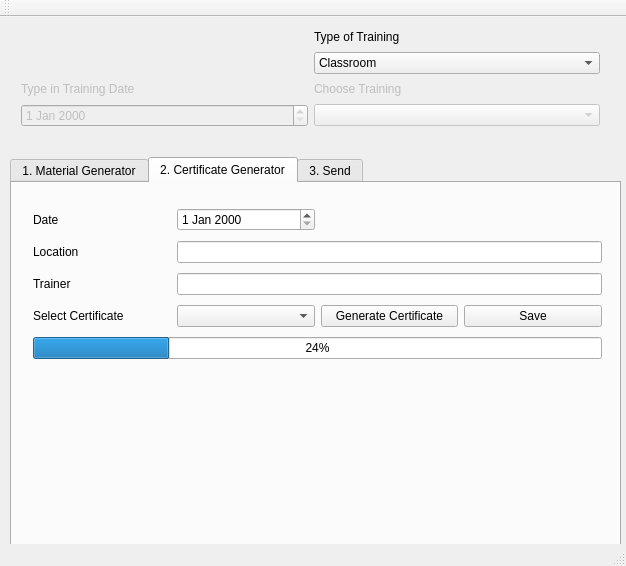
Above: ui/mainwindow.ui from QVllasa/TrainingTool before the change. Below: the same form after it.
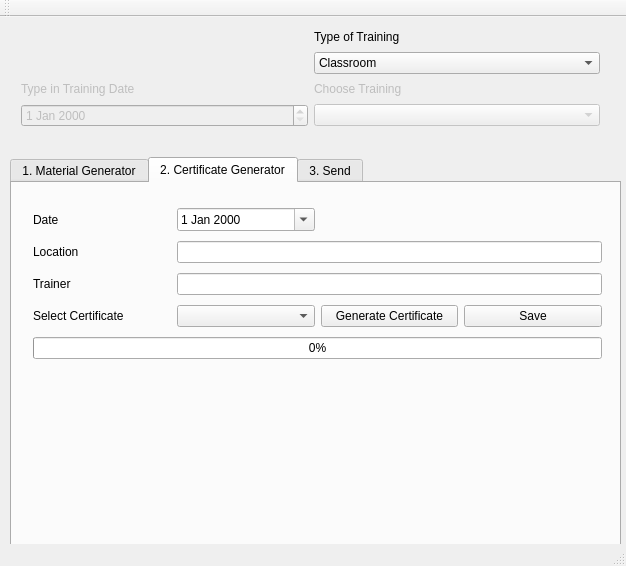
That is the form after the change. The open tabs and pages were chosen to show the change.

Diff of the .ui file:
```diff
--- a/ui/mainwindow.ui
+++ b/ui/mainwindow.ui
@@ -161,7 +161,7 @@
        <item row="4" column="0" colspan="4">
         <widget class="QProgressBar" name="progressBarCert">
          <property name="value">
-          <number>24</number>
+          <number>0</number>
          </property>
         </widget>
        </item>
@@ -200,7 +200,11 @@
         <widget class="QLineEdit" name="trainerText"/>
        </item>
        <item row="0" column="1">
-        <widget class="QDateEdit" name="certDate"/>
+        <widget class="QDateEdit" name="certDate">
+         <property name="calendarPopup">
+          <bool>true</bool>
+         </property>
+        </widget>
        </item>
       </layout>
      </widget>
```
Left out of the diff: 6 changed lines with no effect on the pictures.
